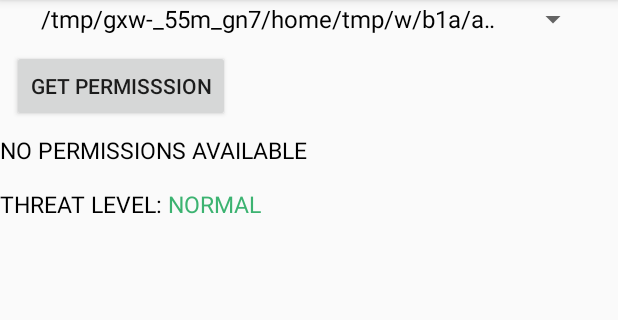
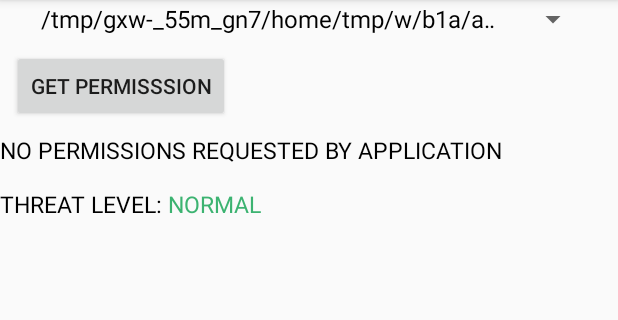
Before and after one commit to Anmolk7/AndroidIntentInterceptor, an Android app: the screen it shows after launch (MainActivity), after a tap on "GET PERMISSSION", on a phone screen of 412 x 824 dp, the part 84-404 px from its top. Run offline under Robolectric (Android 15) with nearby library versions, the phone set to English and light mode, and no system bars.

```diff
--- a/app/src/main/java/com/example/anmol/androidmalwaredetector/MainActivity.java
+++ b/app/src/main/java/com/example/anmol/androidmalwaredetector/MainActivity.java
@@ -650,7 +650,7 @@ public class MainActivity extends AppCompatActivity
 
             }
             else {
-                txtt.setText("NO PERMISSIONS AVAILABLE\n");
+                txtt.setText("NO PERMISSIONS REQUESTED BY APPLICATION\n");
             }
 
         }
```
